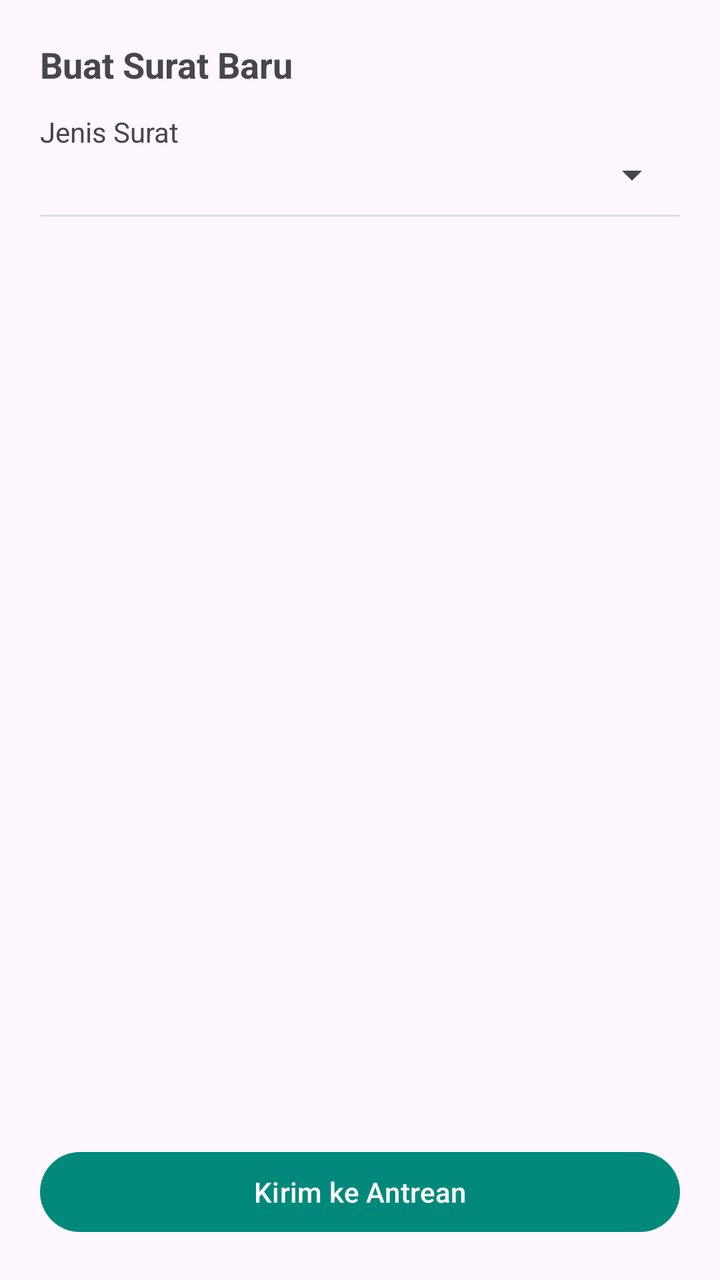
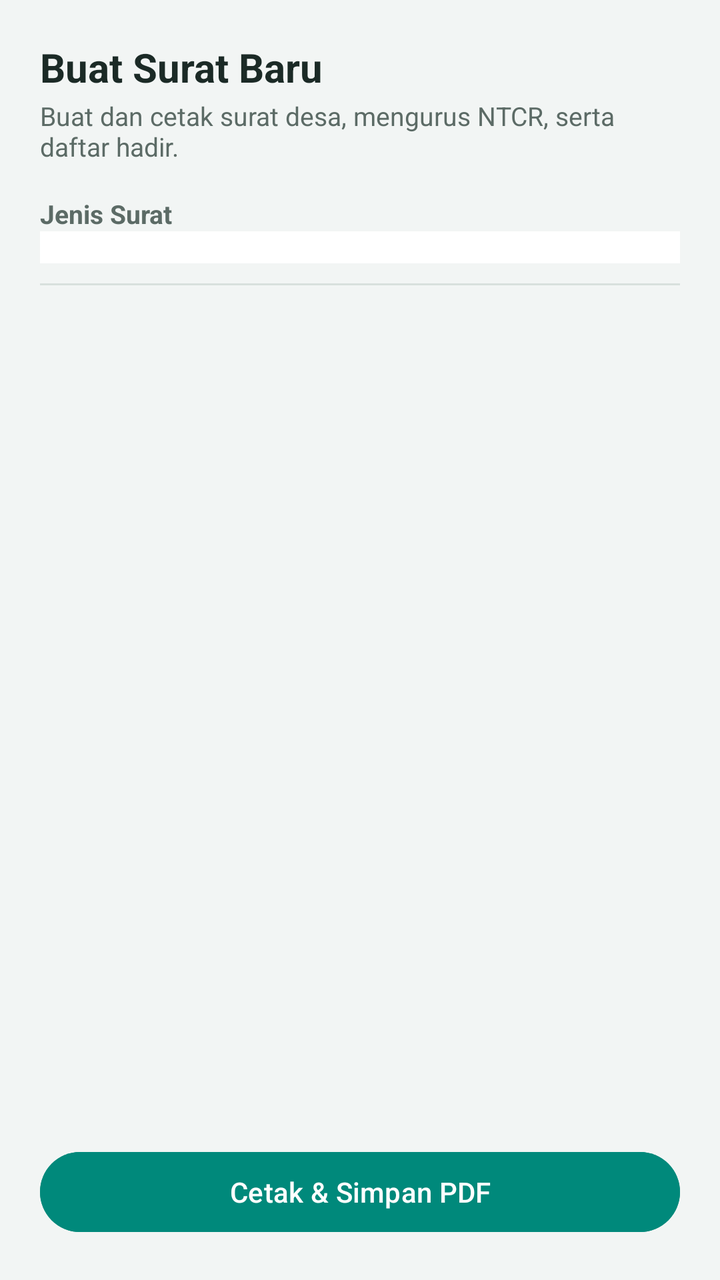

Two renders of the same Android screen: before a commit and after it. Below are the layout's source before the change and the commit's diff.
<!-- AndroidManifest.xml: application theme Theme.SuDesAndroid -->
<!-- res/layout/activity_buat_surat.xml -->
<?xml version="1.0" encoding="utf-8"?>
<LinearLayout xmlns:android="http://schemas.android.com/apk/res/android"
    android:layout_width="match_parent"
    android:layout_height="match_parent"
    android:orientation="vertical"
    android:padding="20dp">

    <TextView
        android:layout_width="wrap_content"
        android:layout_height="wrap_content"
        android:text="@string/label_buat_surat"
        android:textSize="18sp"
        android:textStyle="bold" />

    <TextView
        android:layout_width="wrap_content"
        android:layout_height="wrap_content"
        android:layout_marginTop="12dp"
        android:text="@string/label_jenis_surat"
        android:textSize="14sp" />

    <Spinner
        android:id="@+id/spinner_jenis"
        android:layout_width="match_parent"
        android:layout_height="wrap_content" />

    <View
        android:layout_width="match_parent"
        android:layout_height="1dp"
        android:layout_marginVertical="8dp"
        android:background="#DDDDDD" />

    <ScrollView
        android:layout_width="match_parent"
        android:layout_height="0dp"
        android:layout_weight="1">

        <LinearLayout
            android:id="@+id/wadah_form"
            android:layout_width="match_parent"
            android:layout_height="wrap_content"
            android:orientation="vertical" />
    </ScrollView>

    <Button
        android:id="@+id/btn_kirim"
        android:layout_width="match_parent"
        android:layout_height="wrap_content"
        android:layout_marginTop="12dp"
        android:text="@string/kirim_ke_antrean" />

    <ProgressBar
        android:id="@+id/progres"
        android:layout_width="wrap_content"
        android:layout_height="wrap_content"
        android:layout_gravity="center"
        android:layout_marginTop="8dp"
        android:visibility="gone" />

</LinearLayout>
<!-- resources referenced by this layout -->
<resources>
  <string name="kirim_ke_antrean">Kirim ke Antrean</string>
  <string name="label_buat_surat">Buat Surat Baru</string>
  <string name="label_jenis_surat">Jenis Surat</string>
  <style name="Theme.SuDesAndroid" parent="Theme.Material3.DayNight.NoActionBar">
          <item name="colorPrimary">#00897B</item>
          <item name="colorOnPrimary">#FFFFFF</item>
      </style>
</resources>

<!-- the commit's change to res/layout/activity_buat_surat.xml (unified diff, before → after) -->
@@ -2,33 +2,48 @@
 <LinearLayout xmlns:android="http://schemas.android.com/apk/res/android"
     android:layout_width="match_parent"
     android:layout_height="match_parent"
+    android:background="@color/page"
     android:orientation="vertical"
     android:padding="20dp">
 
     <TextView
+        android:id="@+id/judul_halaman"
         android:layout_width="wrap_content"
         android:layout_height="wrap_content"
         android:text="@string/label_buat_surat"
-        android:textSize="18sp"
+        android:textColor="@color/teks"
+        android:textSize="20sp"
         android:textStyle="bold" />
 
     <TextView
         android:layout_width="wrap_content"
         android:layout_height="wrap_content"
-        android:layout_marginTop="12dp"
+        android:layout_marginTop="2dp"
+        android:text="@string/kerangka_menu"
+        android:textColor="@color/teks_redup"
+        android:textSize="13sp" />
+
+    <TextView
+        android:layout_width="wrap_content"
+        android:layout_height="wrap_content"
+        android:layout_marginTop="16dp"
         android:text="@string/label_jenis_surat"
-        android:textSize="14sp" />
+        android:textColor="@color/teks_redup"
+        android:textSize="13sp"
+        android:textStyle="bold" />
 
     <Spinner
         android:id="@+id/spinner_jenis"
         android:layout_width="match_parent"
-        android:layout_height="wrap_content" />
+        android:layout_height="wrap_content"
+        android:background="@color/surface"
+        android:padding="8dp" />
 
     <View
         android:layout_width="match_parent"
         android:layout_height="1dp"
-        android:layout_marginVertical="8dp"
-        android:background="#DDDDDD" />
+        android:layout_marginVertical="10dp"
+        android:background="@color/garis" />
 
     <ScrollView
         android:layout_width="match_parent"
@@ -47,7 +62,10 @@
         android:layout_width="match_parent"
         android:layout_height="wrap_content"
         android:layout_marginTop="12dp"
-        android:text="@string/kirim_ke_antrean" />
+        android:backgroundTint="@color/accent"
+        android:text="@string/kirim_ke_antrean"
+        android:textAllCaps="false"
+        android:textColor="#FFFFFF" />
 
     <ProgressBar
         android:id="@+id/progres"
<!-- resource entries referenced after the edit -->
@@ -1,11 +1,25 @@
 <!-- resources referenced by this layout -->
 <resources>
-  <string name="kirim_ke_antrean">Kirim ke Antrean</string>
+  <color name="accent">#00897B</color>
+  <color name="garis">#D8E0DD</color>
+  <color name="page">#F2F5F4</color>
+  <color name="surface">#FFFFFF</color>
+  <color name="teks">#1B2A26</color>
+  <color name="teks_redup">#5C6B66</color>
+  <string name="kerangka_menu">Buat dan cetak surat desa, mengurus NTCR, serta daftar hadir.</string>
+  <string name="kirim_ke_antrean">Cetak &amp; Simpan PDF</string>
   <string name="label_buat_surat">Buat Surat Baru</string>
   <string name="label_jenis_surat">Jenis Surat</string>
   <style name="Theme.SuDesAndroid" parent="Theme.Material3.DayNight.NoActionBar">
-          <item name="colorPrimary">#00897B</item>
+          <item name="colorPrimary">@color/accent</item>
           <item name="colorOnPrimary">#FFFFFF</item>
+          <item name="colorSecondary">@color/accent_dark</item>
+          <item name="android:colorBackground">@color/page</item>
+          <item name="colorSurface">@color/surface</item>
+          <item name="android:textColor">@color/teks</item>
+          <item name="android:textColorPrimary">@color/teks</item>
+          <item name="android:textColorSecondary">@color/teks_redup</item>
       </style>
+  <color name="accent_dark">#00695C</color>
 </resources>
 
